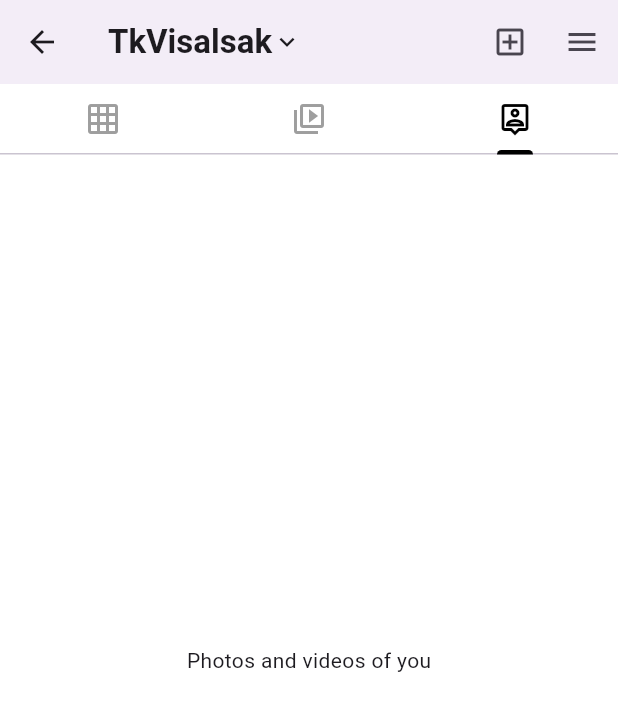
After one commit to zersleep/social_app_frontend, a Flutter app: the ProfileView screen opened directly, tab 3 chosen, scrolled down 427 dp, after a tap on the "add box" icon, on a phone screen of 412 x 824 dp. The commit adds this screen. Shown: the top 711 px of the screen. Run offline on Flutter 3.47's test engine with Material 3 defaults, Android fonts, the phone set to English and light mode, and no system bars; our stand-ins replace get, image_picker, video_player; network calls fail.

Commit message:
add profile + chat and remove unused folder

```diff
--- /dev/null
+++ b/lib/app/routes/app_routes.dart
@@ -0,0 +1,3 @@
+abstract class AppRoutes {
+  static const EDIT_PROFILE = '/edit-profile';
+}
--- a/lib/features/chat/data/mock_chats.dart
+++ b/lib/features/chat/mock_chats.dart
@@ -1,4 +1,4 @@
-import '../models/chat_models.dart';
+import 'chat_models.dart';
 
 const List<ChatStory> mockStories = [
   ChatStory(
--- a/lib/features/chat/screens/chat_screen.dart
+++ b/lib/features/chat/screens/chat_screen.dart
@@ -1,6 +1,6 @@
 import 'package:flutter/material.dart';
 
-import '../data/mock_chats.dart';
+import '../mock_chats.dart';
 import '../widgets/chat_app_bar.dart';
 import '../widgets/chat_message_tile.dart';
 import '../widgets/chat_search_bar.dart';
--- a/lib/features/chat/widgets/chat_message_tile.dart
+++ b/lib/features/chat/widgets/chat_message_tile.dart
@@ -1,6 +1,6 @@
 import 'package:flutter/material.dart';
 
-import '../models/chat_models.dart';
+import '../chat_models.dart';
 
 class ChatMessageTile extends StatelessWidget {
   final ChatMessage message;
--- a/lib/features/chat/widgets/chat_stories.dart
+++ b/lib/features/chat/widgets/chat_stories.dart
@@ -1,6 +1,6 @@
 import 'package:flutter/material.dart';
 
-import '../models/chat_models.dart';
+import '../chat_models.dart';
 
 class ChatStoriesSection extends StatelessWidget {
   final List<ChatStory> stories;
--- /dev/null
+++ b/lib/features/profile/controllers/profile_controller.dart
@@ -0,0 +1,18 @@
+import 'package:get/get.dart';
+
+class ProfileUser {
+  final String username;
+  ProfileUser({required this.username});
+}
+
+class ProfileController extends GetxController {
+  final isLoading = false.obs;
+  final user = Rx<ProfileUser?>(ProfileUser(username: 'TkVisalsak'));
+  final bio = 'Living the dream ✨'.obs;
+  final website = 'visalsak.dev'.obs;
+  final name = 'Visalsak'.obs;
+
+  void updateProfile() {
+    Get.back();
+  }
+}
--- /dev/null
+++ b/lib/features/profile/profile_view.dart
@@ -0,0 +1,332 @@
+import 'package:flutter/material.dart';
+import 'package:get/get.dart';
+
+import '../../../app/routes/app_routes.dart';
+import 'controllers/profile_controller.dart';
+
+class ProfileView extends GetView<ProfileController> {
+  const ProfileView({super.key});
+
+  @override
+  Widget build(BuildContext context) {
+    return Scaffold(
+      backgroundColor: Colors.white,
+      appBar: AppBar(
+        surfaceTintColor: Colors.transparent,
+        title: Obx(() => Row(
+          mainAxisSize: MainAxisSize.min,
+          children: [
+            Text(
+              controller.user.value?.username ?? 'username',
+              style: const TextStyle(
+                fontWeight: FontWeight.w700,
+                fontSize: 22,
+              ),
+            ),
+            const Icon(Icons.keyboard_arrow_down, size: 20),
+          ],
+        )),
+        actions: [
+          IconButton(icon: const Icon(Icons.add_box_outlined), onPressed: () {}),
+          IconButton(icon: const Icon(Icons.menu), onPressed: () {}),
+        ],
+      ),
+      body: Obx(() {
+        if (controller.isLoading.value && controller.user.value == null) {
+          return const Center(child: CircularProgressIndicator());
+        }
+        return DefaultTabController(
+          length: 3,
+          child: NestedScrollView(
+            physics: const BouncingScrollPhysics(),
+            headerSliverBuilder: (context, innerBoxIsScrolled) {
+              return [
+                SliverToBoxAdapter(
+                  child: Column(
+                    crossAxisAlignment: CrossAxisAlignment.start,
+                    children: [
+                      // Profile Header
+                      Padding(
+                        padding: const EdgeInsets.fromLTRB(16, 10, 24, 10),
+                        child: Row(
+                          children: [
+                            Container(
+                              padding: const EdgeInsets.all(3),
+                              decoration: BoxDecoration(
+                                shape: BoxShape.circle,
+                                border: Border.all(color: Colors.grey[200]!),
+                              ),
+                              child: CircleAvatar(
+                                radius: 42,
+                                backgroundColor: Colors.grey[100],
+                                backgroundImage: const NetworkImage('https://i.pravatar.cc/150?u=my_profile'),
+                              ),
+                            ),
+                            const Expanded(
+                              child: Row(
+                                mainAxisAlignment: MainAxisAlignment.spaceEvenly,
+                                children: [
+                                  _StatItem(label: 'Posts', value: '12'),
+                                  _StatItem(label: 'Followers', value: '450'),
+                                  _StatItem(label: 'Following', value: '210'),
+                                ],
+                              ),
+                            ),
+                          ],
+                        ),
+                      ),
+
+                      // Bio
+                      Padding(
+                        padding: const EdgeInsets.symmetric(horizontal: 16, vertical: 4),
+                        child: Column(
+                          crossAxisAlignment: CrossAxisAlignment.start,
+                          children: [
+                            Text(
+                              controller.user.value?.username ?? 'User Name',
+                              style: const TextStyle(fontWeight: FontWeight.w700, fontSize: 14),
+                            ),
+                            const Text(
+                              'Digital Creator',
+                              style: TextStyle(color: Colors.grey, fontSize: 14),
+                            ),
+                            const SizedBox(height: 2),
+                            Text(
+                              controller.bio.value,
+                              style: const TextStyle(fontSize: 14),
+                            ),
+                            const SizedBox(height: 4),
+                            Text(
+                              controller.website.value,
+                              style: const TextStyle(color: Color(0xFF00376B), fontWeight: FontWeight.w600),
+                            ),
+                          ],
+                        ),
+                      ),
+
+                      // Buttons
+                      Padding(
+                        padding: const EdgeInsets.all(16),
+                        child: Row(
+                          children: [
+                            Expanded(
+                              child: _ProfileButton(
+                                label: 'Edit Profile',
+                                onPressed: () => Get.toNamed(AppRoutes.EDIT_PROFILE),
+                              ),
+                            ),
+                            const SizedBox(width: 8),
+                            Expanded(
+                              child: _ProfileButton(
+                                label: 'Share Profile',
+                                onPressed: () {},
+                              ),
+                            ),
+                            const SizedBox(width: 8),
+                            _ProfileIconButton(
+                              icon: Icons.person_add_outlined,
+                              onPressed: () {},
+                            ),
+                          ],
+                        ),
+                      ),
+
+                      // Highlights
+                      const _HighlightsSection(),
+                      const SizedBox(height: 10),
+                    ],
+                  ),
+                ),
+                // TabBar
+                SliverPersistentHeader(
+                  pinned: true,
+                  delegate: _SliverAppBarDelegate(
+                    const TabBar(
+                      indicatorColor: Colors.black,
+                      indicatorWeight: 1,
+                      labelColor: Colors.black,
+                      unselectedLabelColor: Colors.grey,
+                      tabs: [
+                        Tab(icon: Icon(Icons.grid_on)),
+                        Tab(icon: Icon(Icons.video_collection_outlined)),
+                        Tab(icon: Icon(Icons.person_pin_outlined)),
+                      ],
+                    ),
+                  ),
+                ),
+              ];
+            },
+            body: TabBarView(
+              children: [
+                _buildPhotoGrid(),
+                _buildReelsGrid(),
+                _buildTaggedGrid(),
+              ],
+            ),
+          ),
+        );
+      }),
+    );
+  }
+
+  Widget _buildPhotoGrid() {
+    return GridView.builder(
+      padding: EdgeInsets.zero,
+      gridDelegate: const SliverGridDelegateWithFixedCrossAxisCount(
+        crossAxisCount: 3,
+        crossAxisSpacing: 1,
+        mainAxisSpacing: 1,
+      ),
+      itemCount: 9,
+      itemBuilder: (context, index) {
+        return Image.network(
+          'https://picsum.photos/id/${index + 10}/300/300',
+          fit: BoxFit.cover,
+        );
+      },
+    );
+  }
+
+  Widget _buildReelsGrid() {
+    return const Center(child: Text('No Reels yet'));
+  }
+
+  Widget _buildTaggedGrid() {
+    return const Center(child: Text('Photos and videos of you'));
+  }
+}
+
+class _StatItem extends StatelessWidget {
+  final String label;
+  final String value;
+  const _StatItem({required this.label, required this.value});
+
+  @override
+  Widget build(BuildContext context) {
+    return Column(
+      mainAxisSize: MainAxisSize.min,
+      children: [
+        Text(value, style: const TextStyle(fontSize: 18, fontWeight: FontWeight.w700)),
+        Text(label, style: const TextStyle(fontSize: 14, color: Colors.black)),
+      ],
+    );
+  }
+}
+
+class _ProfileButton extends StatelessWidget {
+  final String label;
+  final VoidCallback onPressed;
+  const _ProfileButton({required this.label, required this.onPressed});
+
+  @override
+  Widget build(BuildContext context) {
+    return SizedBox(
+      height: 32,
+      child: TextButton(
+        onPressed: onPressed,
+        style: TextButton.styleFrom(
+          backgroundColor: Colors.grey[100],
+          shape: RoundedRectangleBorder(borderRadius: BorderRadius.circular(8)),
+          padding: EdgeInsets.zero,
+        ),
+        child: Text(
+          label,
+          style: const TextStyle(color: Colors.black, fontWeight: FontWeight.w600, fontSize: 14),
+        ),
+      ),
+    );
+  }
+}
+
+class _ProfileIconButton extends StatelessWidget {
+  final IconData icon;
+  final VoidCallback onPressed;
+  const _ProfileIconButton({required this.icon, required this.onPressed});
+
+  @override
+  Widget build(BuildContext context) {
+    return Container(
+      width: 32,
+      height: 32,
+      decoration: BoxDecoration(
+        color: Colors.grey[100],
+        borderRadius: BorderRadius.circular(8),
+      ),
+      child: IconButton(
+        icon: Icon(icon, size: 18, color: Colors.black),
+        onPressed: onPressed,
+        padding: EdgeInsets.zero,
+      ),
+    );
+  }
+}
+
+class _HighlightsSection extends StatelessWidget {
+  const _HighlightsSection();
+
+  @override
+  Widget build(BuildContext context) {
+    return SizedBox(
+      height: 100,
+      child: ListView.builder(
+        scrollDirection: Axis.horizontal,
+        padding: const EdgeInsets.symmetric(horizontal: 16),
+        itemCount: 1,
+        itemBuilder: (context, index) {
+          return const _HighlightItem(label: 'New', isAdd: true);
+        },
+      ),
+    );
+  }
+}
+
+class _HighlightItem extends StatelessWidget {
+  final String label;
+  final bool isAdd;
+  const _HighlightItem({required this.label, this.isAdd = false});
+
+  @override
+  Widget build(BuildContext context) {
+    return Padding(
+      padding: const EdgeInsets.only(right: 18),
+      child: Column(
+        children: [
+          Container(
+            width: 64,
+            height: 64,
+            decoration: BoxDecoration(
+              shape: BoxShape.circle,
+              border: Border.all(color: Colors.grey[200]!),
+            ),
+            child: isAdd
+                ? const Icon(Icons.add, size: 30)
+                : CircleAvatar(
+                    backgroundColor: Colors.grey[100],
+                    child: const Icon(Icons.image_outlined, color: Colors.grey),
+                  ),
+          ),
+          const SizedBox(height: 6),
+          Text(label, style: const TextStyle(fontSize: 12)),
+        ],
+      ),
+    );
+  }
+}
+
+class _SliverAppBarDelegate extends SliverPersistentHeaderDelegate {
+  _SliverAppBarDelegate(this._tabBar);
+  final TabBar _tabBar;
+
+  @override
+  double get minExtent => _tabBar.preferredSize.height;
+  @override
+  double get maxExtent => _tabBar.preferredSize.height;
+
+  @override
+  Widget build(BuildContext context, double shrinkOffset, bool overlapsContent) {
+    return Container(color: Colors.white, child: _tabBar);
+  }
+
+  @override
+  bool shouldRebuild(_SliverAppBarDelegate oldDelegate) => false;
+}
--- a/lib/features/story/screens/story_viewer_screen.dart
+++ b/lib/features/story/screens/story_viewer_screen.dart
@@ -4,8 +4,8 @@ import 'dart:ui';
 import 'package:flutter/material.dart';
 import 'package:video_player/video_player.dart';
 
-import '../models/story_model.dart';
-import '../models/story_user_model.dart';
+import '../story_model.dart';
+import '../story_user_model.dart';
 import 'package:flutter/services.dart';
 
 class StoryViewerScreen extends StatefulWidget {
--- a/lib/features/story/story_data.dart
+++ b/lib/features/story/story_data.dart
@@ -1,5 +1,5 @@
-import 'models/story_model.dart';
-import 'models/story_user_model.dart';
+import 'story_model.dart';
+import 'story_user_model.dart';
 
 final List<StoryUserModel> storyUsers = [
 
--- a/pubspec.yaml
+++ b/pubspec.yaml
@@ -31,6 +31,7 @@ dependencies:
   flutter:
     sdk: flutter
 
+  get: ^4.6.6
   google_fonts: ^6.2.1
 
   video_player: ^2.9.1
```
Also changed, not shown: lib/features/chat/screens/chat_view.dart (added, +151 -0 lines), lib/features/profile/edit_profile_view.dart (added, +109 -0 lines), lib/features/chat/chat_models.dart (renamed from lib/features/chat/models/chat_models.dart), lib/features/home/data/mock_posts.dart (deleted), lib/features/home/models/post_model.dart (deleted), lib/features/story/story_model.dart (renamed from lib/features/story/models/story_model.dart), lib/features/story/story_user_model.dart (renamed from lib/features/story/models/story_user_model.dart).
